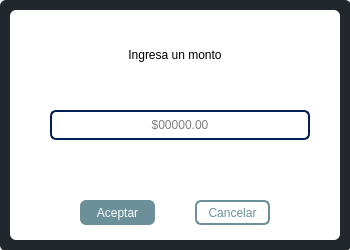
First picture: the form in View/saldo_plus.ui, repository PabloLionel/betahome, before the edit.
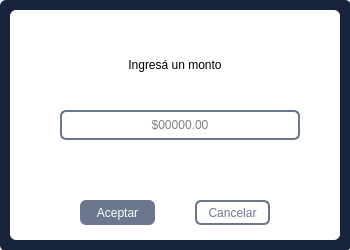
Second picture: the form after the edit.

Diff of the .ui file:
```diff
--- a/View/saldo_plus.ui
+++ b/View/saldo_plus.ui
@@ -10,6 +10,12 @@
     <height>250</height>
    </rect>
   </property>
+  <property name="minimumSize">
+   <size>
+    <width>350</width>
+    <height>250</height>
+   </size>
+  </property>
   <property name="maximumSize">
    <size>
     <width>350</width>
@@ -41,25 +47,6 @@
     <string notr="true">background-color: rgb(255, 255, 255);
 border-radius: 6px;</string>
    </property>
-   <widget class="QLabel" name="label">
-    <property name="geometry">
-     <rect>
-      <x>20</x>
-      <y>40</y>
-      <width>310</width>
-      <height>30</height>
-     </rect>
-    </property>
-    <property name="styleSheet">
-     <string notr="true">font: 25 16pt &quot;Roboto Thin&quot;;</string>
-    </property>
-    <property name="text">
-     <string>Ingresa un monto</string>
-    </property>
-    <property name="alignment">
-     <set>Qt::AlignCenter</set>
-    </property>
-   </widget>
    <widget class="QPushButton" name="pushButton_aceptar_ingreso_saldo">
     <property name="geometry">
      <rect>
@@ -70,7 +57,7 @@
      </rect>
     </property>
     <property name="styleSheet">
-     <string notr="true">background-color: rgb(107, 144, 153);
+     <string notr="true">background-color: #6b778d;
 border-radius: 6px;
 font: 87 8pt &quot;Roboto Black&quot;;
 color: rgb(255, 255, 255);</string>
@@ -92,10 +79,10 @@
      <string notr="true">border-radius: 6px;
 background-color: rgb(255, 255, 255);
 font: 87 8pt &quot;Roboto Black&quot;;
-color: rgb(107, 144, 153);
+color: #6b778d;
 border-width: 2px;
 border-style: solid;
-border-color: rgb(107, 144, 153);</string>
+border-color:#6b778d;</string>
     </property>
     <property name="text">
      <string>Cancelar</string>
@@ -111,7 +98,7 @@
      </rect>
     </property>
     <property name="styleSheet">
-     <string notr="true">background-color: #22272D;</string>
+     <string notr="true">background-color: #17223b;</string>
     </property>
    </widget>
    <widget class="QWidget" name="widget_2" native="true">
@@ -130,9 +117,9 @@
     <widget class="QLineEdit" name="campo_ingreso_saldo">
      <property name="geometry">
       <rect>
-       <x>40</x>
+       <x>50</x>
        <y>100</y>
-       <width>260</width>
+       <width>240</width>
        <height>30</height>
       </rect>
      </property>
@@ -145,7 +132,7 @@
      <property name="styleSheet">
       <string notr="true">font: 12pt &quot;Roboto Light&quot;;
 background-color: rgb(255, 255, 255);
-border-color: rgb(2, 31, 84);
+border-color:#6b778d;
 border-style: solid;
 border-width: 2px;
 border-radius: 6px;</string>
@@ -172,6 +159,25 @@
       <string>$00000.00</string>
      </property>
     </widget>
+    <widget class="QLabel" name="label">
+     <property name="geometry">
+      <rect>
+       <x>10</x>
+       <y>40</y>
+       <width>310</width>
+       <height>30</height>
+      </rect>
+     </property>
+     <property name="styleSheet">
+      <string notr="true">font: 25 16pt &quot;Roboto Thin&quot;;</string>
+     </property>
+     <property name="text">
+      <string>Ingresá un monto</string>
+     </property>
+     <property name="alignment">
+      <set>Qt::AlignCenter</set>
+     </property>
+    </widget>
    </widget>
    <zorder>widget</zorder>
    <zorder>widget_2</zorder>
```
Left out of the diff: 1 changed line with no effect on the pictures.
